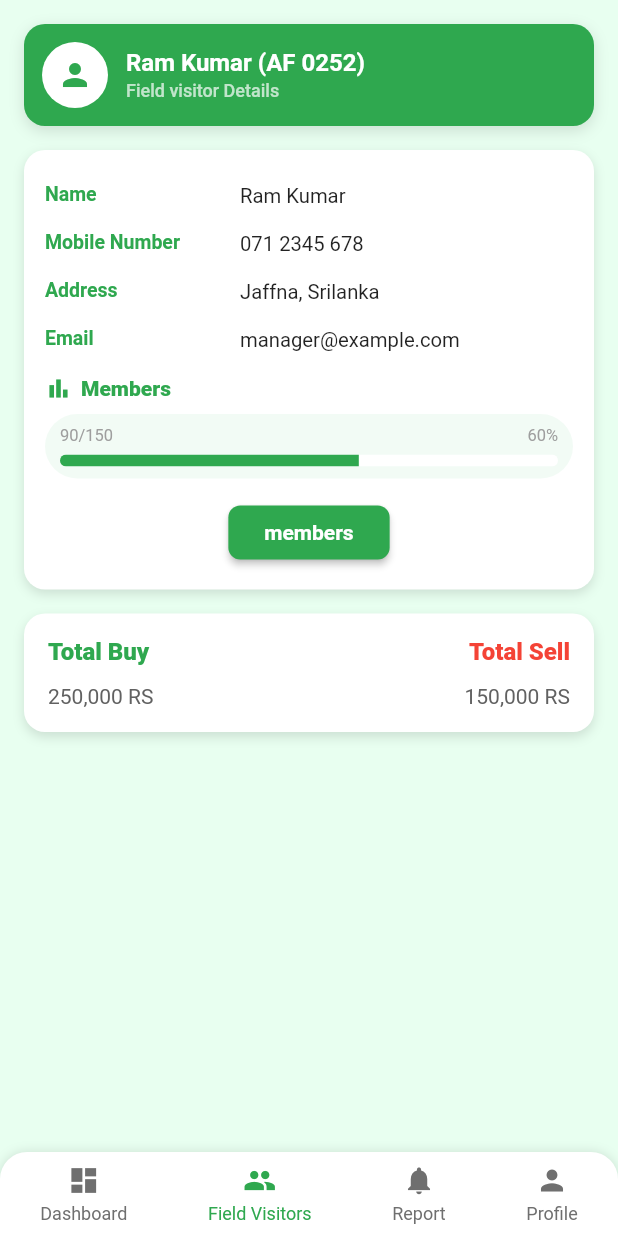
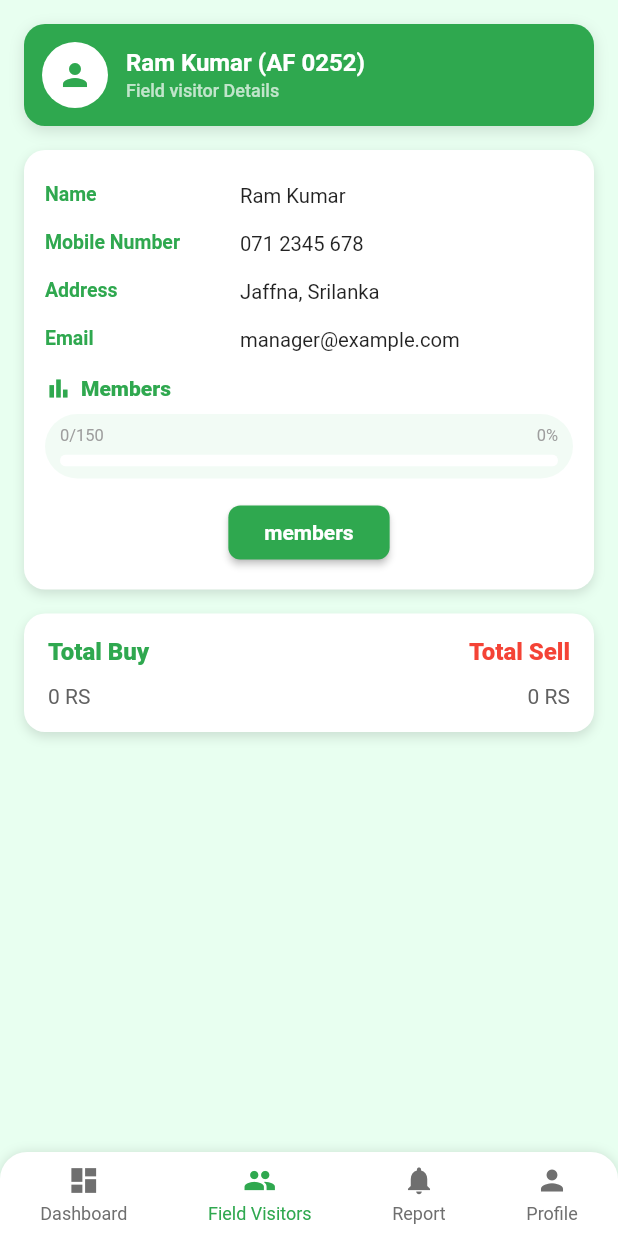
Before and after one commit to Monishan2003/Nf-farming-mobile-application, a Flutter app: the FieldVisitorsListScreen screen opened directly, item 2 of the bottom bar chosen, after a tap on "View", on a phone screen of 412 x 824 dp. Run offline on Flutter 3.47's test engine with Material 3 defaults, Android fonts, the light colour scheme and no system bars; our stand-ins replace fl_chart, google_fonts, pdf, printing.

Commit message:
8th commit

```diff
--- a/lib/screens/field_visitor_dashboard.dart
+++ b/lib/screens/field_visitor_dashboard.dart
@@ -193,11 +193,11 @@ class _FieldVisitorDashboardState extends State<FieldVisitorDashboard> {
                 child: Row(
                   children: [
                     Expanded(
-                      child: _buildStatCard('Monthly Buy (Kg)', monthlyBuy.toString(), Colors.white),
+                      child: _buildStatCard('Monthly Buy (Rs)', monthlyBuy.toString(), Colors.white),
                     ),
                     const SizedBox(width: 12),
                     Expanded(
-                      child: _buildStatCard('Monthly Sell (Kg)', monthlySell.toString(), Colors.white),
+                      child: _buildStatCard('Monthly Sell (Rs)', monthlySell.toString(), Colors.white),
                     ),
                   ],
                 ),
--- a/lib/screens/field_visitor_profile.dart
+++ b/lib/screens/field_visitor_profile.dart
@@ -1,17 +1,16 @@
 import 'package:flutter/material.dart';
 import '../app_colors.dart';
 import '../manager_footer.dart';
+import 'buy_sell.dart';
+import '../visitor_store.dart';
 
-class FieldVisitorProfileScreen extends StatelessWidget {
+class FieldVisitorProfileScreen extends StatefulWidget {
   final String name;
   final String code; // e.g., k001 / AF 0252
   final String phone;
   final String address;
   final String email;
-  final int membersCurrent;
   final int membersTarget;
-  final int totalBuyRs;
-  final int totalSellRs;
 
   const FieldVisitorProfileScreen({
     super.key,
@@ -20,13 +19,29 @@ class FieldVisitorProfileScreen extends StatelessWidget {
     required this.phone,
     required this.address,
     required this.email,
-    required this.membersCurrent,
-    required this.membersTarget,
-    required this.totalBuyRs,
-    required this.totalSellRs,
+    this.membersTarget = 150,
   });
 
-  double get progress => membersTarget == 0 ? 0 : membersCurrent / membersTarget;
+  @override
+  State<FieldVisitorProfileScreen> createState() => _FieldVisitorProfileScreenState();
+}
+
+class _FieldVisitorProfileScreenState extends State<FieldVisitorProfileScreen> {
+  @override
+  void initState() {
+    super.initState();
+    farmerStore.addListener(_onChange);
+    visitorStore.addListener(_onChange);
+  }
+
+  void _onChange() => setState(() {});
+
+  @override
+  void dispose() {
+    farmerStore.removeListener(_onChange);
+    visitorStore.removeListener(_onChange);
+    super.dispose();
+  }
 
   @override
   Widget build(BuildContext context) {
@@ -49,6 +64,12 @@ class FieldVisitorProfileScreen extends StatelessWidget {
       ),
       bottomNavigationBar: const ManagerFooter(currentIndex: 1),
     );
+  }
+
+  double get progress {
+    final membersCurrent = _membersCurrent;
+    final target = widget.membersTarget == 0 ? 1 : widget.membersTarget;
+    return membersCurrent / target;
   }
 
   Widget _headerCard(BuildContext context) {
@@ -77,7 +98,7 @@ class FieldVisitorProfileScreen extends StatelessWidget {
               crossAxisAlignment: CrossAxisAlignment.start,
               children: [
                   Text(
-                  '$name ($code)',
+                    '${widget.name} (${widget.code})',
                   maxLines: 1,
                   overflow: TextOverflow.ellipsis,
                   style: const TextStyle(color: Colors.white, fontSize: 16, fontWeight: FontWeight.w700),
@@ -130,20 +151,17 @@ class FieldVisitorProfileScreen extends StatelessWidget {
       child: Column(
         crossAxisAlignment: CrossAxisAlignment.start,
         children: [
-          _detailsRow('Name', name),
-          _detailsRow('Mobile Number', phone),
-          _detailsRow('Address', address),
-          _detailsRow('Email', email),
+          _detailsRow('Name', widget.name),
+          _detailsRow('Mobile Number', widget.phone),
+          _detailsRow('Address', widget.address),
+          _detailsRow('Email', widget.email),
           const SizedBox(height: 8),
           const _SectionTitle(icon: Icons.bar_chart, title: 'Members'),
           const SizedBox(height: 8),
           Row(
             children: [
               Expanded(
-                child: Column(
-                  crossAxisAlignment: CrossAxisAlignment.start,
-                  children: [
-                    Container(
+                child: Container(
                   decoration: BoxDecoration(
                     color: const Color(0xFFF2FBF5),
                     borderRadius: BorderRadius.circular(24),
@@ -155,7 +173,7 @@ class FieldVisitorProfileScreen extends StatelessWidget {
                       Row(
                         mainAxisAlignment: MainAxisAlignment.spaceBetween,
                         children: [
-                              Text('$membersCurrent/$membersTarget', style: const TextStyle(fontSize: 11, color: Colors.grey)),
+                          Text('$_membersCurrent/${widget.membersTarget}', style: const TextStyle(fontSize: 11, color: Colors.grey)),
                           Text('${(progress*100).toStringAsFixed(0)}%', style: const TextStyle(fontSize: 11, color: Colors.grey)),
                         ],
                       ),
@@ -172,8 +190,6 @@ class FieldVisitorProfileScreen extends StatelessWidget {
                     ],
                   ),
                 ),
-                  ],
-                ),
               ),
             ],
           ),
@@ -186,7 +202,10 @@ class FieldVisitorProfileScreen extends StatelessWidget {
                 padding: const EdgeInsets.symmetric(horizontal: 24, vertical: 10),
                 shape: RoundedRectangleBorder(borderRadius: BorderRadius.circular(8)),
               ),
-              onPressed: () {},
+              onPressed: () {
+                // Intentionally left unconnected: members button does not
+                // navigate to the members list per requested behavior.
+              },
               child: const Text('members', style: TextStyle(color: Colors.white, fontWeight: FontWeight.w600)),
             ),
           ),
@@ -221,13 +240,23 @@ class FieldVisitorProfileScreen extends StatelessWidget {
           Row(
             mainAxisAlignment: MainAxisAlignment.spaceBetween,
             children: [
-              Text(_rs(totalBuyRs), style: textGrey),
-              Text(_rs(totalSellRs), style: textGrey),
+              Text(_rs(_visitorTotals.buy), style: textGrey),
+              Text(_rs(_visitorTotals.sell), style: textGrey),
             ],
           ),
         ],
       ),
     );
+  }
+
+  int get _membersCurrent => farmerStore.farmers.where((f) => f.fieldVisitorCode == widget.code).length;
+
+  // Totals struct
+  _Totals get _visitorTotals {
+    final visits = billHistory.where((b) => b.fieldVisitorCode == widget.code).toList();
+    final buy = visits.where((b) => b.type == 'BUY').fold<double>(0.0, (p, e) => p + e.total).toInt();
+    final sell = visits.where((b) => b.type == 'SELL').fold<double>(0.0, (p, e) => p + e.total).toInt();
+    return _Totals(buy: buy, sell: sell);
   }
 
   String _rs(int v) {
@@ -260,3 +289,9 @@ class _SectionTitle extends StatelessWidget {
     );
   }
 }
+
+class _Totals {
+  final int buy;
+  final int sell;
+  _Totals({required this.buy, required this.sell});
+}
--- a/lib/screens/field_visitors_list.dart
+++ b/lib/screens/field_visitors_list.dart
@@ -4,6 +4,7 @@ import '../manager_footer.dart';
 import '../session.dart';
 import 'field_visitor_profile.dart';
 import 'field_visitos_registation.dart';
+import '../visitor_store.dart';
 
 class FieldVisitorsListScreen extends StatefulWidget {
   const FieldVisitorsListScreen({super.key});
@@ -15,25 +16,24 @@ class FieldVisitorsListScreen extends StatefulWidget {
 class _FieldVisitorsListScreenState extends State<FieldVisitorsListScreen> {
   final TextEditingController _search = TextEditingController();
 
-  final List<Map<String, String>> visitors = List.generate(10, (i) {
-    final name = i == 0 ? 'Ram Kumar' : 'Jhon Kunasingam';
-    final code = i == 0 ? 'AF 0252' : 'AF 034$i';
-    final address = i == 0 ? 'Jaffna, Srilanka' : 'Green Road, Trincomalee';
-    return {
-      'name': name,
-      'code': code,
-      'address': address,
-    };
-  });
+  @override
+  void initState() {
+    super.initState();
+    visitorStore.addListener(_onStoreChanged);
+  }
+
+  void _onStoreChanged() => setState(() {});
 
   List<Map<String, String>> get filtered {
     final q = _search.text.trim().toLowerCase();
-    if (q.isEmpty) return visitors;
-    return visitors.where((v) => (v['name'] ?? '').toLowerCase().contains(q)).toList();
+    final src = visitorStore.visitors.map((v) => {'name': v.name, 'code': v.code, 'address': v.address}).toList();
+    if (q.isEmpty) return src;
+    return src.where((v) => (v['name'] ?? '').toLowerCase().contains(q)).toList();
   }
 
   @override
   void dispose() {
+    visitorStore.removeListener(_onStoreChanged);
     _search.dispose();
     super.dispose();
   }
@@ -179,10 +179,6 @@ class _FieldVisitorsListScreenState extends State<FieldVisitorsListScreen> {
                       phone: '071 2345 678',
                       address: v['address'] ?? '',
                       email: 'manager@example.com',
-                      membersCurrent: 90,
-                      membersTarget: 150,
-                      totalBuyRs: 250000,
-                      totalSellRs: 150000,
                     ),
                   ),
                 );
--- /dev/null
+++ b/lib/visitor_store.dart
@@ -0,0 +1,34 @@
+import 'dart:collection';
+import 'package:flutter/foundation.dart';
+
+class Visitor {
+  final String id;
+  String name;
+  String code;
+  String address;
+
+  Visitor({required this.id, required this.name, required this.code, required this.address});
+}
+
+class VisitorStore extends ChangeNotifier {
+  final List<Visitor> _visitors = [
+    Visitor(id: '1', name: 'Ram Kumar', code: 'AF 0252', address: 'Jaffna, Srilanka'),
+    Visitor(id: '2', name: 'Jhon Kunasingam', code: 'AF 0341', address: 'Green Road, Trincomalee'),
+  ];
+
+  UnmodifiableListView<Visitor> get visitors => UnmodifiableListView(_visitors);
+
+  void addVisitor(Visitor v) {
+    _visitors.add(v);
+    notifyListeners();
+  }
+
+  void removeVisitor(String id) {
+    _visitors.removeWhere((v) => v.id == id);
+    notifyListeners();
+  }
+
+  int get count => _visitors.length;
+}
+
+final VisitorStore visitorStore = VisitorStore();
```
Also changed, not shown: lib/screens/field_visitos_registation.dart (+11 -0 lines), lib/screens/manager_dashboard.dart (+50 -21 lines), lib/screens/manager_profile.dart (+27 -0 lines), lib/screens/memberlist.dart (+9 -4 lines). Lines whose indentation alone changed are shown as unchanged.
